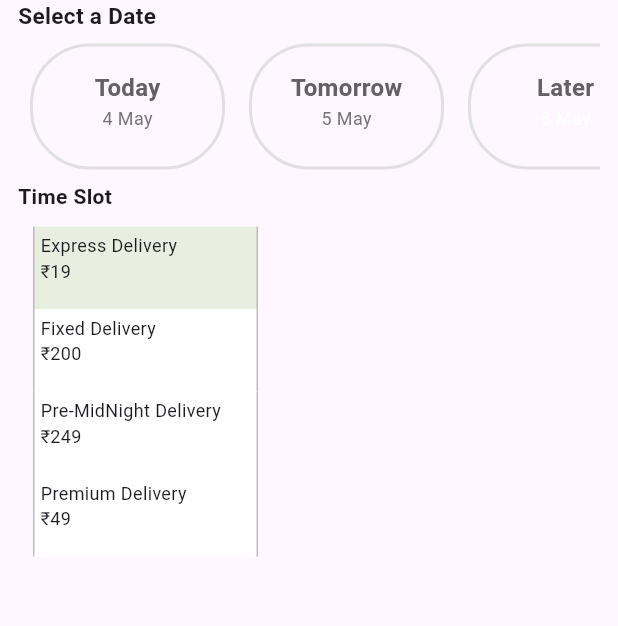
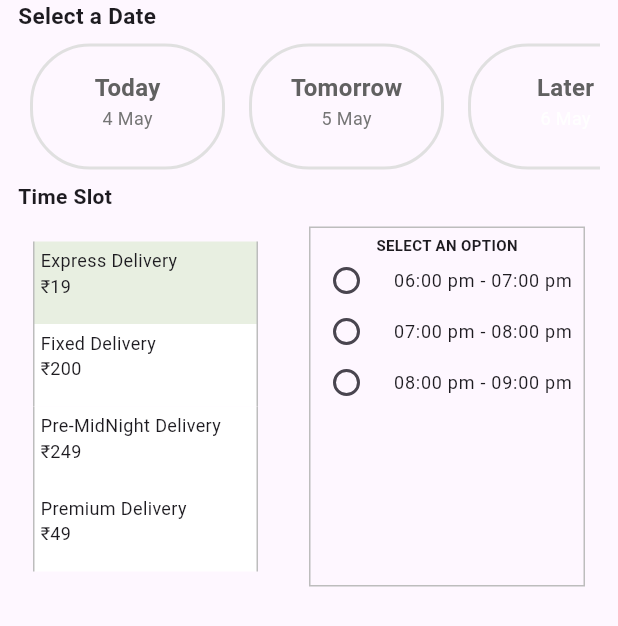
Before and after one commit to lightninghawk110/fernpetals, a Flutter app: the DateSelect widget shown alone on an empty page, opened directly, after a tap on "Today", on a phone screen of 412 x 824 dp. Shown: the top 626 px of the screen. Run offline on Flutter 3.47's test engine with Material 3 defaults, Android fonts, the phone set to English and light mode, and no system bars; our stand-ins replace carousel_slider, font_awesome_flutter; missing offline and left inert: dart:ffi.

Commit message:
2 row achieved

```diff
--- a/lib/models/Deliverymodel.dart
+++ b/lib/models/Deliverymodel.dart
@@ -1,9 +1,30 @@
 // ignore_for_file: public_member_api_docs, sort_constructors_first
 class Delivery {
+
+   static List<String> l1 = [
+    "04:00 pm - 09:00 pm",
+    "05:00 pm - 11:00 pm",
+  ];
+    static List<String> l2 = [
+    "06:00 pm - 07:00 pm",
+    "07:00 pm - 08:00 pm",
+    "08:00 pm - 09:00 pm",
+    "09:00 pm - 10:00 pm",
+  ];
+   static List<String> l3 = [
+    "11:00 pm - 11:59 pm",
+  ];
+   static List<String> l4 = [
+    "06:00 pm - 09:00 pm",
+    "07:00 pm - 11:00 pm",
+  ];
+
   String name;
   double value;
+  List<String> timelist;
   Delivery({
     required this.name,
     required this.value,
+    required this.timelist,
   });
 }
--- a/lib/screens/item_page.dart
+++ b/lib/screens/item_page.dart
@@ -30,7 +30,8 @@ class ItemPage extends StatelessWidget {
         appBar: AppBar2(),
         body: Stack(
           children: [
-            ListView(
+            Expanded(
+              child: ListView(
                 shrinkWrap: true,
                 children: <Widget>[
                   SizedBox(
@@ -57,6 +58,7 @@ class ItemPage extends StatelessWidget {
                   Grid1(),
                   Grid2(),
                 ],
+              ),
             ),
             Positioned(
                 bottom: 0,
@@ -385,8 +387,13 @@ class _DateSelectState extends State<DateSelect> {
                                     fontWeight: FontWeight.bold,
                                     color: Colors.grey.shade700),
                               ),
-                              index == 2 && picked!= null
-                                  ? Text(DateFormat.d().format(picked).toString() + " " + DateFormat.LLL().format(picked).toString() )
+                              index == 2 && picked != null
+                                  ? Text(
+                                      DateFormat.d().format(picked).toString() +
+                                          " " +
+                                          DateFormat.LLL()
+                                              .format(picked)
+                                              .toString())
                                   : Text(
                                       DateFormat.d()
                                               .format(dates[index])
@@ -397,7 +404,9 @@ class _DateSelectState extends State<DateSelect> {
                                               .toString(),
                                       style: TextStyle(
                                           fontSize: 12,
-                                          color: index==2 ? Colors.white : Colors.grey.shade600),
+                                          color: index == 2
+                                              ? Colors.white
+                                              : Colors.grey.shade600),
                                     ),
                             ],
                           ),
@@ -408,13 +417,15 @@ class _DateSelectState extends State<DateSelect> {
                 },
               ),
             ),
-            StatefulBuilder(
+            Expanded(
+              child: StatefulBuilder(
                 builder: (context, setState) {
                   return DeliverySection(
                     isVisible: isVisible,
                     toggleVisibility: toggleVisibility,
                   );
                 },
+              ),
             ),
           ],
         ),
@@ -426,17 +437,23 @@ class _DateSelectState extends State<DateSelect> {
 class DeliverySection extends StatefulWidget {
   final bool isVisible;
   final VoidCallback toggleVisibility;
+
+
   DeliverySection({required this.isVisible, required this.toggleVisibility});
   @override
   State<DeliverySection> createState() => _DeliverySectionState();
 }
 
 class _DeliverySectionState extends State<DeliverySection> {
+
+  String selectedValue = "";
+
+
   List<Delivery> delivery = [
-    Delivery(name: 'Express Delivery', value: 19),
-    Delivery(name: 'Fixed Delivery', value: 200),
-    Delivery(name: 'Pre-MidNight Delivery', value: 249),
-    Delivery(name: 'Premium Delivery', value: 49)
+    Delivery(name: 'Express Delivery', value: 19,timelist: Delivery.l1),
+    Delivery(name: 'Fixed Delivery', value: 200,timelist: Delivery.l2),
+    Delivery(name: 'Pre-MidNight Delivery', value: 249,timelist: Delivery.l3),
+    Delivery(name: 'Premium Delivery', value: 49,timelist: Delivery.l4)
   ];
 
   var selectedIndex = 0;
@@ -445,6 +462,7 @@ class _DeliverySectionState extends State<DeliverySection> {
     return (widget.isVisible)
         ? SizedBox(
             height: 300,
+            width: 400,
             child: Column(
               crossAxisAlignment: CrossAxisAlignment.start,
               children: [
@@ -454,12 +472,11 @@ class _DeliverySectionState extends State<DeliverySection> {
                 ),
                 Padding(
                   padding: const EdgeInsets.all(10.0),
-                  child: Container(
-                    child: Column(
-                      children: <Widget>[
-                        SizedBox(
-                          height: 250,
+                  child: Row(
+                    children: [
+                      Expanded(
                         child: ListView.builder(
+                            shrinkWrap: true,
                             scrollDirection: Axis.vertical,
                             itemCount: delivery.length,
                             itemBuilder: (BuildContext context, int index) {
@@ -478,13 +495,11 @@ class _DeliverySectionState extends State<DeliverySection> {
                                     width: 150,
                                     decoration: BoxDecoration(
                                         color: selectedIndex == index
-                                              ? Color.fromARGB(
-                                                  255, 232, 239, 225)
+                                            ? Color.fromARGB(255, 232, 239, 225)
                                             : Colors.white,
                                         border: Border.symmetric(
                                             vertical: BorderSide(
-                                                  color:
-                                                      Colors.grey.shade400))),
+                                                color: Colors.grey.shade400))),
                                     child: Padding(
                                       padding: const EdgeInsets.all(4.0),
                                       child: Text(
@@ -497,8 +512,100 @@ class _DeliverySectionState extends State<DeliverySection> {
                               );
                             }),
                       ),
+                      Expanded(
+                        child: ListView.builder(
+                            shrinkWrap: true,
+                            scrollDirection: Axis.vertical,
+                            itemCount: 1,
+                            itemBuilder: (BuildContext context, int index) {
+                              return Align(
+                                alignment: Alignment.topLeft,
+                                child: Container(
+                                  height: 240,
+                                  decoration: BoxDecoration(
+                                      border: Border.symmetric(
+                                          horizontal: BorderSide(
+                                              color: Colors.grey.shade400),
+                                          vertical: BorderSide(
+                                              color: Colors.grey.shade400))),
+                                  child: Padding(
+                                    padding: const EdgeInsets.all(4.0),
+                                    child: Column(
+                                      children: [
+                                        Text(
+                                          "SELECT AN OPTION",
+                                          style: TextStyle(
+                                              fontSize: 10,
+                                              fontWeight: FontWeight.bold),
+                                        ),
+                                        RadioListTile(
+                                          dense: true,
+                                          activeColor: Colors.green,
+                                          contentPadding: EdgeInsets.only(
+                                              left: 0.0, right: 0.0),
+                                          visualDensity: VisualDensity(
+                                              vertical: -4, horizontal: -4),
+                                          title: Text(
+                                            " 06:00 pm - 07:00 pm ",
+                                            maxLines: 1,
+                                            style: TextStyle(fontSize: 12),
+                                          ),
+                                          value: "06:00 pm - 07:00 pm",
+                                          groupValue: selectedValue,
+                                          onChanged: (String? value) {
+                                            setState(() {
+                                              selectedValue = value!;
+                                            });
+                                          },
+                                        ),
+                                        RadioListTile(
+                                          dense: true,
+                                          activeColor: Colors.green,
+                                          contentPadding: EdgeInsets.only(
+                                              left: 0.0, right: 0.0),
+                                          visualDensity: VisualDensity(
+                                              vertical: -4, horizontal: -4),
+                                          title: Text(
+                                            " 07:00 pm - 08:00 pm ",
+                                            maxLines: 1,
+                                            style: TextStyle(fontSize: 12),
+                                          ),
+                                          value: "07:00 pm - 08:00 pm",
+                                          groupValue: selectedValue,
+                                          onChanged: (String? value) {
+                                            setState(() {
+                                              selectedValue = value!;
+                                            });
+                                          },
+                                        ),
+                                        RadioListTile(
+                                          dense: true,
+                                          activeColor: Colors.green,
+                                          contentPadding: EdgeInsets.only(
+                                              left: 0.0, right: 0.0),
+                                          visualDensity: VisualDensity(
+                                              vertical: -4, horizontal: -4),
+                                          title: Text(
+                                            " 08:00 pm - 09:00 pm ",
+                                            maxLines: 1,
+                                            style: TextStyle(fontSize: 12),
+                                          ),
+                                          value: "08:00 pm - 09:00 pm",
+                                          groupValue: selectedValue,
+                                          onChanged: (String? value) {
+                                            setState(() {
+                                              selectedValue = value!;
+                                            });
+                                          },
+                                        ),
                                       ],
                                     ),
+                                  ),
+                                ),
+                              );
+                            }),
+                      ),
+                    ],
                   ),
                 ),
               ],
```
Also changed, not shown: 1 other file. Lines whose indentation alone changed are shown as unchanged.
